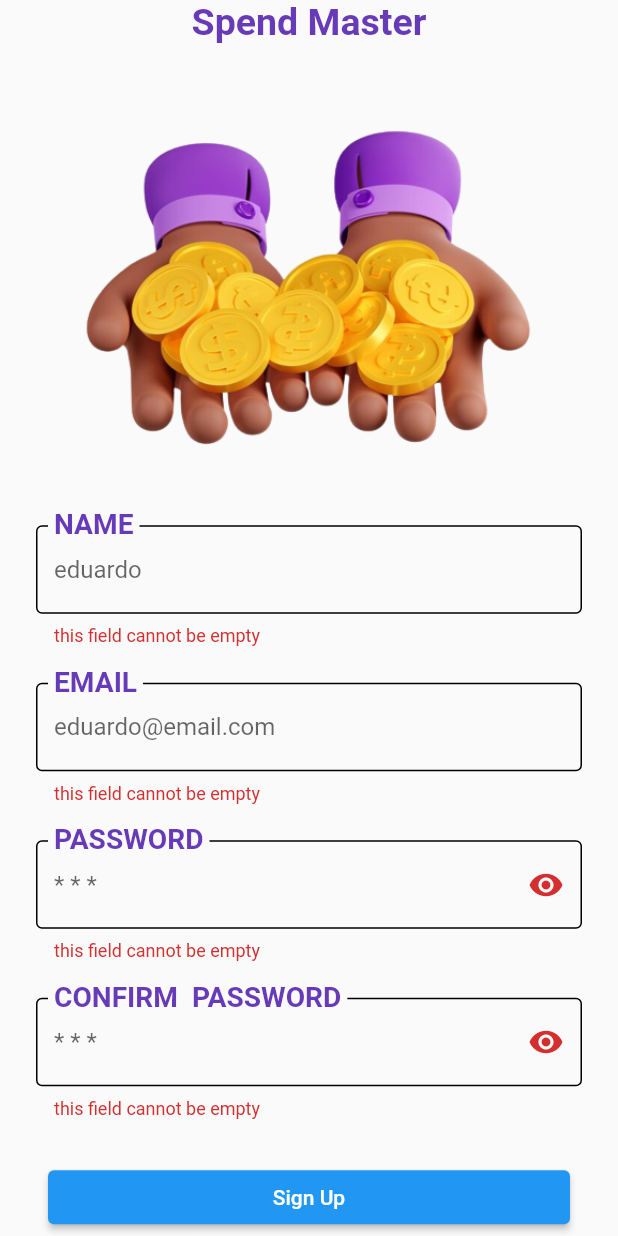
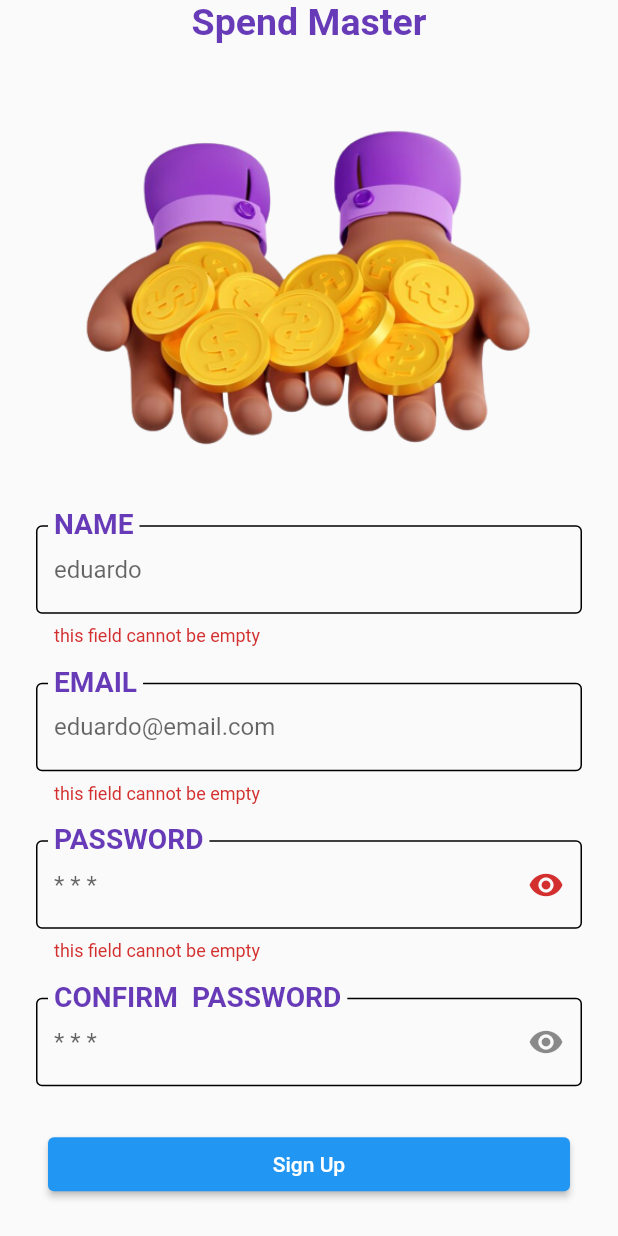
Before and after one commit to EduardoHoltz/Finace-pay, a Flutter app: the screen it shows after launch, after a tap on "Sign Up", on a phone screen of 412 x 824 dp. Run offline on Flutter 3.47's test engine with Material 2 defaults, Android fonts, the phone set to English and light mode, and no system bars.

Commit message:
All fields validated

```diff
--- /dev/null
+++ b/lib/common/utils/validator.dart
@@ -0,0 +1,57 @@
+// Using RegExr
+
+class Validator {
+  Validator._();
+
+  static String? nameValidator(String? value) {
+    final condition =
+        RegExp(r"^[a-záàâãéèêíïóôõöúçñ]{3,}(\s[a-záàâãéèêíïóôõöúçñ]{2,})+$");
+
+    if (value != null && value.isEmpty) {
+      return 'this field cannot be empty';
+    }
+
+    if (value != null && !value.contains(condition)) {
+      return 'invalid name';
+    }
+
+    return null;
+  }
+
+  static String? emailValidator(String? value) {
+    final condition = RegExp(r"\b[\w\.-]+@[\w\.-]+\.\w{2,4}\b");
+
+    if (value != null && value.isEmpty) {
+      return 'this field cannot be empty';
+    }
+
+    if (value != null && !value.contains(condition)) {
+      return 'invalid email';
+    }
+
+    return null;
+  }
+
+  static String? passwordValidator(String? value) {
+    final condition =
+        RegExp(r"^(?=.*\d)(?=.*[a-z])(?=.*[A-Z])(?=.*[a-zA-Z]).{8,}$");
+
+    if (value != null && value.isEmpty) {
+      return 'this field cannot be empty';
+    }
+
+    if (value != null && !value.contains(condition)) {
+      return 'invalid password';
+    }
+
+    return null;
+  }
+
+  static String? passwordConfirmValidator(String? first, String? second) {
+    if (first != second) {
+      return "password doesn't match";
+    }
+
+    return null;
+  }
+}
--- a/lib/common/widgets/custom_form_text_form_field.dart
+++ b/lib/common/widgets/custom_form_text_form_field.dart
@@ -72,6 +72,7 @@
         textCapitalization:
             widget.textCapitalization ?? TextCapitalization.words,
         decoration: InputDecoration(
+          errorMaxLines: 3,
           helperMaxLines: 3,
           helperText: _helperText,
           suffixIcon: widget.suffixIcon,
--- a/lib/features/sign_up/sign_up_view.dart
+++ b/lib/features/sign_up/sign_up_view.dart
@@ -2,6 +2,7 @@
 
 import 'package:finance_pay/common/constants/app_colors.dart';
 import 'package:finance_pay/common/constants/app_text.dart';
+import 'package:finance_pay/common/utils/validator.dart';
 import 'package:finance_pay/common/widgets/custom_form_text_form_field.dart';
 import 'package:finance_pay/common/widgets/custom_password_form.dart';
 import 'package:finance_pay/common/widgets/custom_text_list_button.dart';
@@ -16,6 +17,7 @@
 
 class _SignUpViewState extends State<SignUpView> {
   final GlobalKey<FormState> _formKey = GlobalKey<FormState>();
+  final _passwordController = TextEditingController();
 
   @override
   Widget build(BuildContext context) {
@@ -38,48 +40,34 @@
             child: Column(
               children: [
                 // name | email field
-                CustomTextFormField(
+                const CustomTextFormField(
                   labelText: 'name',
                   hintText: 'eduardo',
-                  validator: (value) {
-                    if (value != null && value.isEmpty) {
-                      return 'this field cannot be empty';
-                    }
-                    return null;
-                  },
+                  validator: Validator.nameValidator,
                 ),
-                CustomTextFormField(
+                const CustomTextFormField(
                   labelText: 'email',
                   hintText: 'eduardo@email.com',
-                  validator: (value) {
-                    if (value != null && value.isEmpty) {
-                      return 'this field cannot be empty';
-                    }
-                    return null;
-                  },
+                  validator: Validator.emailValidator,
                 ),
 
                 // password field
                 PasswordFormField(
+                  controller: _passwordController,
                   labelText: "password",
                   hintText: '* * *',
-                  helperText: 'Must have at least 8 characters',
-                  validator: (value) {
-                    if (value != null && value.isEmpty) {
-                      return 'this field cannot be empty';
-                    }
-                    return null;
-                  },
+                  validator: Validator.passwordValidator,
+                  helperText: 'Must have at least 8 characters, 1 capitalize',
                 ),
+
+                // confirm password field
                 PasswordFormField(
                   labelText: "confirm  password",
                   hintText: '* * *',
-                  validator: (value) {
-                    if (value != null && value.isEmpty) {
-                      return 'this field cannot be empty';
-                    }
-                    return null;
-                  },
+                  validator: (value) => Validator.passwordConfirmValidator(
+                    value,
+                    _passwordController.text,
+                  ),
                 ),
               ],
             ),
```
